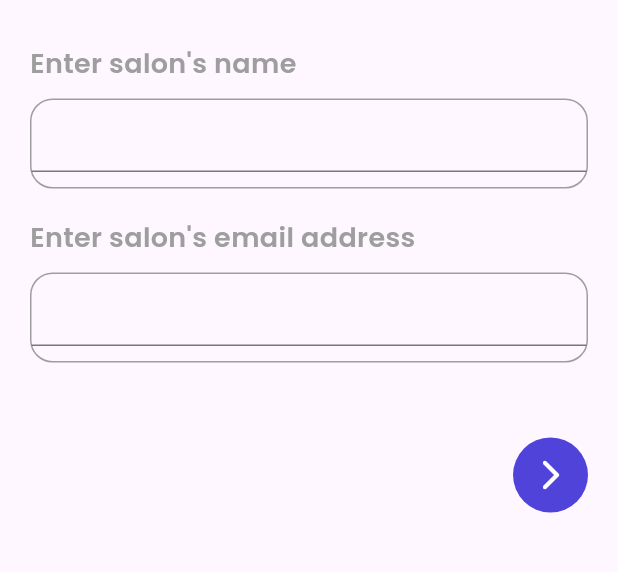
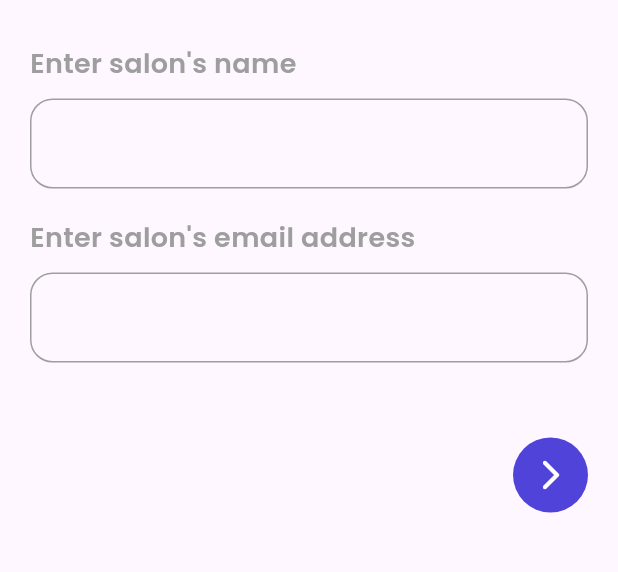
Before and after one commit to Shivxnshjasathi/Barbo, a Flutter app: the register screen opened directly, on a phone screen of 412 x 824 dp, the part 116-688 px from its top. Run offline on Flutter 3.47's test engine with Material 2 defaults, Android fonts, the light colour scheme and no system bars; our stand-ins replace animated_bottom_navigation_bar, google_fonts, page_transition; network calls fail.

Commit message:
commit 2

```diff
--- a/lib/screens/dashboard/dashbordui.dart
+++ b/lib/screens/dashboard/dashbordui.dart
@@ -47,7 +47,7 @@ class _dashborduiState extends State<dashbordui> {
                 child: Row(
                   children: [
                     salontile(
-                        "https://encrypted-tbn0.gstatic.com/images?q=tbn:ANd9GcQUsLhqlAAnJhgQ1G78SlMIcWYsS5tRHbTRWjJr9XamPQ&s",
+                        "https://www.giellesse.it/wp-content/uploads/2019/05/01-Giellesse-Salone-2019-9648-3-1-1200x675.jpg",
                         "Decadence Hair & Beauty",
                         "5.0",
                         "36 store St,London"),
--- a/lib/screens/login/business_owner_login .dart
+++ b/lib/screens/login/business_owner_login .dart
@@ -46,6 +46,9 @@ class _business_owner_loginState extends State<business_owner_login> {
           ),
           consttextfield(TextField(
             controller: _owneremailcontroller,
+            decoration: InputDecoration(
+              border: InputBorder.none,
+            ),
           )),
           const SizedBox(
             height: 20,
--- a/lib/screens/login/login_ui_user.dart
+++ b/lib/screens/login/login_ui_user.dart
@@ -51,6 +51,9 @@ class _login_ui_userState extends State<login_ui_user> {
             height: 10,
           ),
           consttextfield(TextField(
+            decoration: InputDecoration(
+              border: InputBorder.none,
+            ),
             controller: _emailcontroller,
           )),
           const SizedBox(
@@ -61,7 +64,7 @@ class _login_ui_userState extends State<login_ui_user> {
               Navigator.push(
                   context,
                   PageTransition(
-                      type: PageTransitionType.fade, child: dashbordui()));
+                      type: PageTransitionType.fade, child: HomePage()));
             },
             child: constbutton(
                 "Login", const Color.fromRGBO(80, 67, 217, 1), Colors.white),
--- a/lib/screens/register/register_ui.dart
+++ b/lib/screens/register/register_ui.dart
@@ -1,3 +1,4 @@
+import 'package:barbo/conts/nav_bar.dart';
 import 'package:barbo/conts/text.dart';
 import 'package:barbo/screens/dashboard/dashbordui.dart';
 import 'package:barbo/widgets/textfield.dart';
@@ -44,6 +45,9 @@ class _registerState extends State<register> {
           ),
           consttextfield(TextField(
             controller: _salonnamecontroller,
+            decoration: InputDecoration(
+              border: InputBorder.none,
+            ),
           )),
           const SizedBox(
             height: 20,
@@ -59,6 +63,9 @@ class _registerState extends State<register> {
           ),
           consttextfield(TextField(
             controller: _salonemailcontroller,
+            decoration: InputDecoration(
+              border: InputBorder.none,
+            ),
           )),
           const SizedBox(
             height: 50,
@@ -71,8 +78,7 @@ class _registerState extends State<register> {
                   Navigator.push(
                       context,
                       PageTransition(
-                          type: PageTransitionType.fade,
-                          child: const dashbordui()));
+                          type: PageTransitionType.fade, child: HomePage()));
                 },
                 child: Container(
                   height: 50,
```
Also changed, not shown: lib/screens/search/search.dart (+9 -0 lines).
